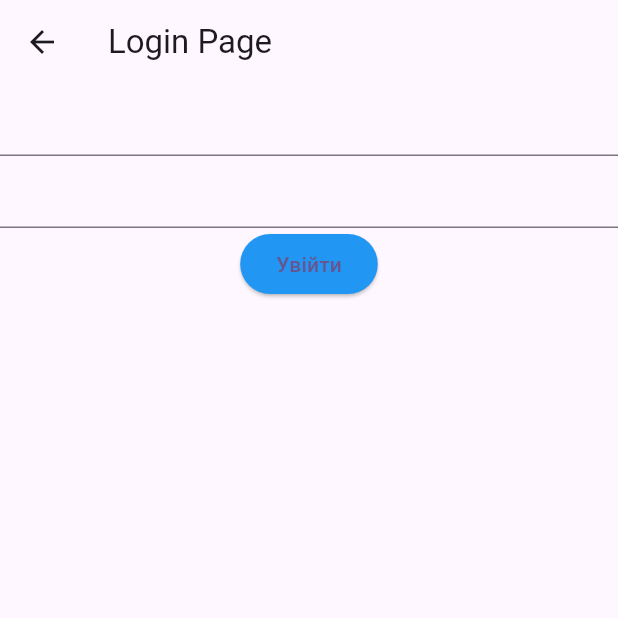
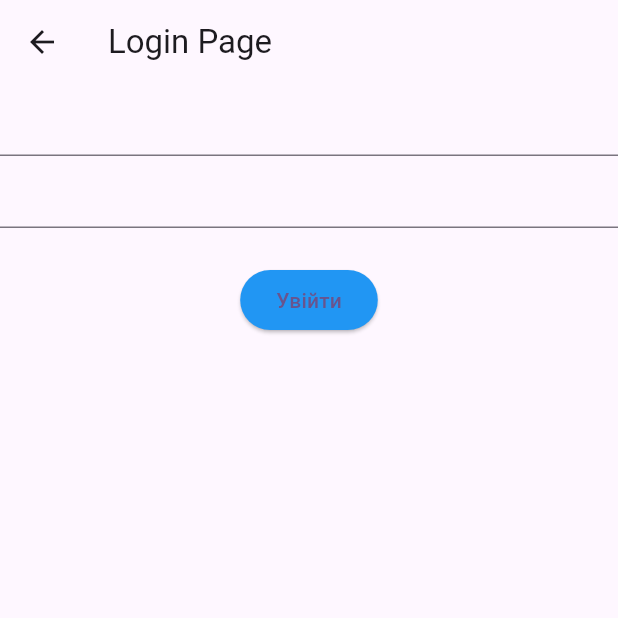
Before and after one commit to IgorIoT13/Flutter, a Flutter app: the LoginPage screen opened directly, on a phone screen of 412 x 824 dp, the top half of it. Run offline on Flutter 3.47's test engine with Material 3 defaults, Android fonts, the phone set to English and light mode, and no system bars.

Commit message:
Add and fix widgets

```diff
--- a/lib/widgets/central_btn.dart
+++ b/lib/widgets/central_btn.dart
@@ -15,6 +15,12 @@ class CenteredButton extends StatelessWidget {
   @override
   Widget build(BuildContext context) {
     return Center(
+      child: Column(
+        mainAxisSize: MainAxisSize.min,
+        crossAxisAlignment: CrossAxisAlignment.start,
+        children: [
+          Padding(
+            padding: const EdgeInsets.only(top: 24.0), // 24 пікселі зверху
             child: ElevatedButton(
               style: ElevatedButton.styleFrom(
                 backgroundColor: color,
@@ -22,6 +28,9 @@ class CenteredButton extends StatelessWidget {
               onPressed: onPressed,
               child: Text(label),
             ),
+          ),
+        ],
+      ),
     );
   }
 }
```
Also changed, not shown: lib/widgets/input_box.dart (added, +36 -0 lines). Lines whose indentation alone changed are shown as unchanged.
